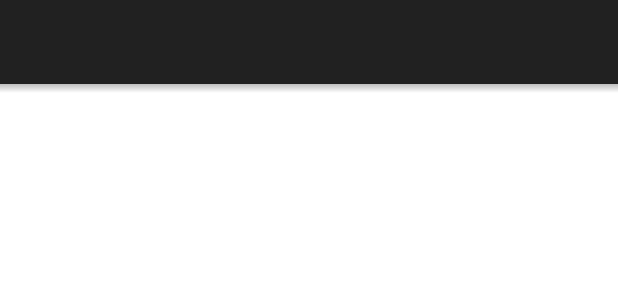
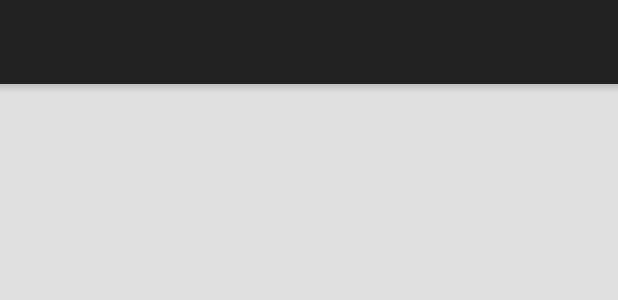
Before and after one commit to gadflying/MyPassycards, an Android app: the layout activity_setting.xml on its own in the app's theme, with its tools: preview values and no code run, on a phone screen of 412 x 824 dp. Shown: the top 300 px of the screen. Run offline under Robolectric (Android 15) with nearby library versions, the phone set to English and light mode, and no system bars.

Commit message:
change colors

```diff
--- a/MyPassycards/app/src/main/java/com/lguipeng/notes/utils/AccountUtils.java
+++ b/MyPassycards/app/src/main/java/com/lguipeng/notes/utils/AccountUtils.java
@@ -12,9 +12,7 @@ import java.util.ArrayList;
 import java.util.List;
 import java.util.regex.Pattern;
 
-/**
- * Created by lgp on 2015/5/29.
- */
+
 public class AccountUtils {
 
     private static final String EMAIL_TYPE = "com.android.email";
--- a/MyPassycards/app/src/main/res/values/colors.xml
+++ b/MyPassycards/app/src/main/res/values/colors.xml
@@ -1,17 +1,20 @@
 <?xml version="1.0" encoding="utf-8"?>
 <resources>
-    <color name="red">#FF6347</color>
-    <color name="dark_red">#F4511E</color>
-    <color name="accent_red">#FF5722</color>
+    <color name="red">#00BCD4</color>
+    <color name="dark_red">#0097A7</color>
+    <color name="accent_red">#FFC107</color>
+    <color name="accent_red_light">#FFEB3B</color>
 
     <color name="brown">#795548</color>
     <color name="dark_brown">#5D4037</color>
     <color name="accent_brown">#795548</color>
-
-
     <color name="blue">#2196F3</color>
     <color name="dark_blue">#1976D2</color>
     <color name="accent_blue">#448AFF</color>
+    <color name="light_red">#E0E0E0</color>
+
+
+
 
     <color name="blue_grey">#607D8B</color>
     <color name="dark_blue_grey">#455A64</color>
@@ -44,5 +47,5 @@
 
     <color name="drawer_scrim_color">#88EEEEEE</color>
     <color name="action_bar_title_color">@android:color/white</color>
-    <color name="window_background">@android:color/white</color>
+    <color name="window_background">#E0E0E0</color>
 </resources>
```
Also changed, not shown: MyPassycards/app/src/main/res/layout/activity_main.xml (+6 -5 lines), MyPassycards/MaterialPreference/src/main/AndroidManifest.xml (line endings or trailing spaces), 8 other files.
